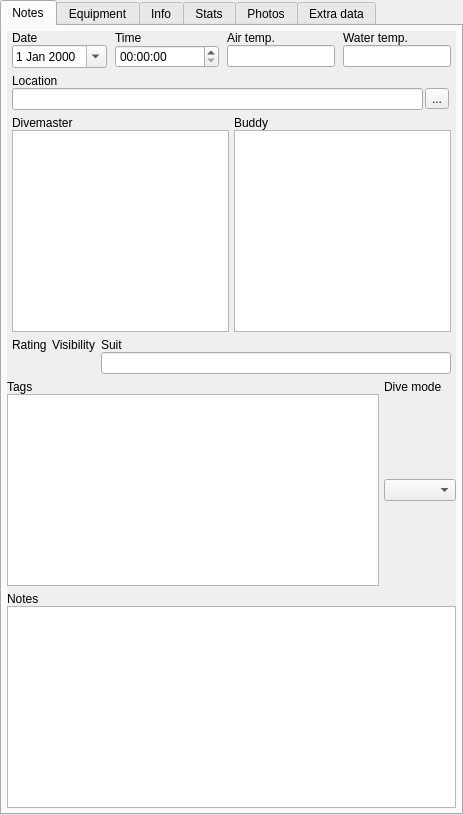
The window that qt-ui/maintab.ui (subsurface/subsurface) describes before a commit, drawn with Qt 5.
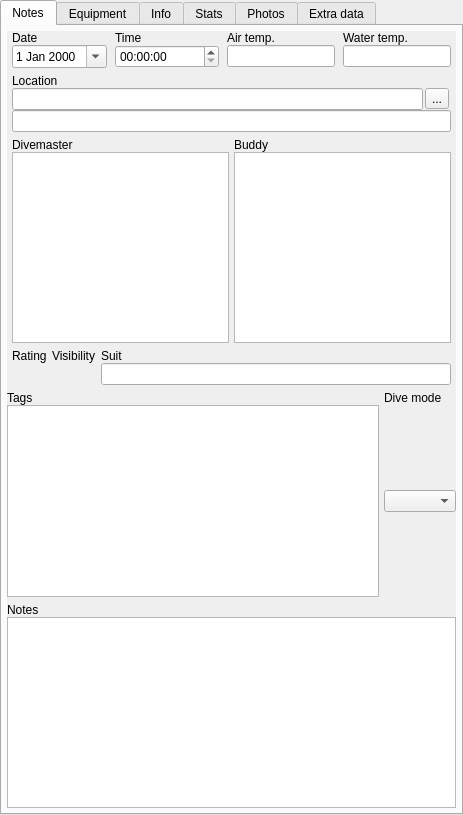
The same window after the commit. Icons and pictures are not drawn. Custom widgets are drawn as their Qt base class.

Commit message:
Add a new QLineEdit to set the dive trip location
This is different from a dive site, as it's not a dive site. It's just a
normal string, while a dive site has gps coordinates.

```diff
--- a/qt-ui/maintab.ui
+++ b/qt-ui/maintab.ui
@@ -46,8 +46,8 @@
         <rect>
          <x>0</x>
          <y>0</y>
-         <width>449</width>
-         <height>772</height>
+         <width>445</width>
+         <height>726</height>
         </rect>
        </property>
        <layout class="QVBoxLayout" name="verticalLayout_3">
@@ -209,6 +209,9 @@
             </item>
            </layout>
           </item>
+          <item>
+           <widget class="QLineEdit" name="diveTripLocation"/>
+          </item>
          </layout>
         </item>
         <item>
@@ -1093,7 +1096,7 @@
  <customwidgets>
   <customwidget>
    <class>KMessageWidget</class>
-   <extends>QWidget</extends>
+   <extends>QFrame</extends>
    <header>kmessagewidget.h</header>
    <container>1</container>
   </customwidget>
```
Left out of the diff: 152 changed lines with no effect on the pictures. The commit also changes 1 other file.
